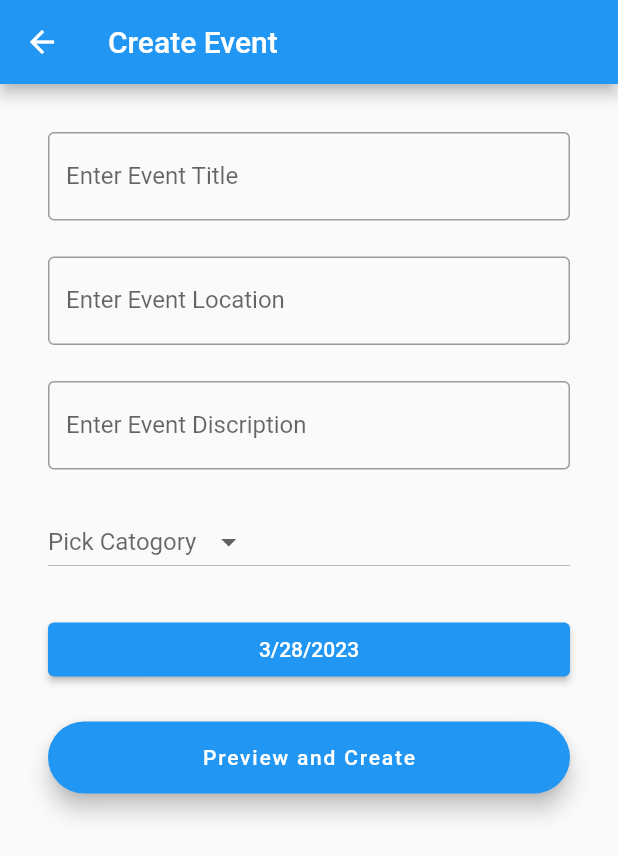
After one commit to YukiHinana/GTEvents, a Flutter app: the CreateEvent screen opened directly, on a phone screen of 412 x 824 dp. The commit adds this screen. Shown: the top 856 px of the screen. Run offline on Flutter 3.47's test engine with Material 2 defaults, Android fonts, the phone set to English and light mode, and no system bars; our stand-ins replace camera, flutter_redux, go_router, redux, shared_preferences; accounts and stored records are empty.

Commit message:
Create Event Frontend

```diff
--- /dev/null
+++ b/frontend/lib/createEvent.dart
@@ -0,0 +1,101 @@
+import 'package:flutter/material.dart';
+
+class CreateEvent extends StatefulWidget{
+  CreateEvent({ Key? key }) : super(key: key);
+
+  @override
+  _CreateEventState createState() => _CreateEventState();
+}
+class _CreateEventState extends State<CreateEvent>{
+  //Variables
+  final catagoryItems = ['Outdoor Sports', 'Indoor Sports', 'Social', 'Food', 'Club'];
+  String? value;
+  //DateTime currentDate = DateTime.now();
+  DateTime dateTime = DateTime(2023, 03, 28);
+
+  @override
+  Widget build(BuildContext context) {
+    return Scaffold(
+      appBar: AppBar(title: Text('Create Event')),
+      body: ListView(
+        padding: EdgeInsets.all(32),
+        children: [
+          buildEventTitleField(),
+          const SizedBox(height: 24),
+          buildEventLocationField(),
+          const SizedBox(height: 24),
+          buildEventDiscriptionField(),
+          const SizedBox(height: 24),
+          buildCatagoryPicker(),
+          const SizedBox(height: 24),
+          buildDatePicker(),
+          const SizedBox(height: 24),
+          buildCreateEvent(),
+
+        ],
+      ),
+    );
+  }
+
+  Widget buildEventTitleField() => TextField(
+    decoration: InputDecoration(
+      labelText: 'Enter Event Title',
+      border: OutlineInputBorder(),
+    ),
+  );
+
+
+  Widget buildEventLocationField() => TextField(
+    decoration: InputDecoration(
+      labelText: 'Enter Event Location',
+      border: OutlineInputBorder(),
+    ),
+  );
+
+  Widget buildCatagoryPicker() => DropdownButton<String>(
+    hint: Text('Pick Catogory'),
+    value: value,
+    items: catagoryItems.map((buildCatagoryItem)).toList(),
+    onChanged: (value) => setState(() => this.value = value),
+  );
+  DropdownMenuItem<String> buildCatagoryItem(String item) => DropdownMenuItem(
+    value: item,
+    child: Text(
+      item,
+    )
+  );
+
+  Widget buildEventDiscriptionField() => TextField(
+    decoration: InputDecoration(
+      labelText: 'Enter Event Discription',
+      border: OutlineInputBorder(),
+    ),
+     keyboardType: TextInputType.multiline,
+     maxLines: null,
+  );
+
+  Widget buildDatePicker() => ElevatedButton(
+    child: Text('${dateTime.month}/${dateTime.day}/${dateTime.year}'),
+    onPressed: () async {
+      final date = await pickDate();
+      if (date == null) {
+        return;
+      }
+    },
+  );
+
+  Future<DateTime?> pickDate() => showDatePicker(
+    context: context,
+    initialDate: dateTime,
+    firstDate: DateTime(2021),
+    lastDate: DateTime(2100),
+  );
+
+  Widget buildCreateEvent() => FloatingActionButton.extended(
+    onPressed: () {
+
+    },
+    label: const Text("Preview and Create")
+  );
+
+}
--- a/frontend/lib/createdEventsPage.dart
+++ b/frontend/lib/createdEventsPage.dart
@@ -1,6 +1,7 @@
 import 'package:GTEvents/homePage.dart';
 import 'package:flutter/material.dart';
 import 'package:go_router/go_router.dart';
+import 'createEvent.dart';
 
 class CreatedEventsPage extends StatefulWidget {
   const CreatedEventsPage({super.key});
@@ -10,6 +11,11 @@ class CreatedEventsPage extends StatefulWidget {
 }
 
 class _CreatedEventsPage extends State<CreatedEventsPage> {
+  void navigateEventCreation(BuildContext ctx) {
+    Navigator.of(ctx).push(MaterialPageRoute(builder: (_){
+      return CreateEvent();
+    }));
+  }
   @override
   Widget build(BuildContext context) {
     return Scaffold(
@@ -22,6 +28,12 @@ class _CreatedEventsPage extends State<CreatedEventsPage> {
         ],
       ),
       drawer: UserSideBar(),
+      floatingActionButton: FloatingActionButton.extended(
+        onPressed: () {
+          navigateEventCreation(context);
+        },
+        label: const Text("Create New Event"),
+      ),
     );
   }
 }
```
Also changed, not shown: 3 other files.
